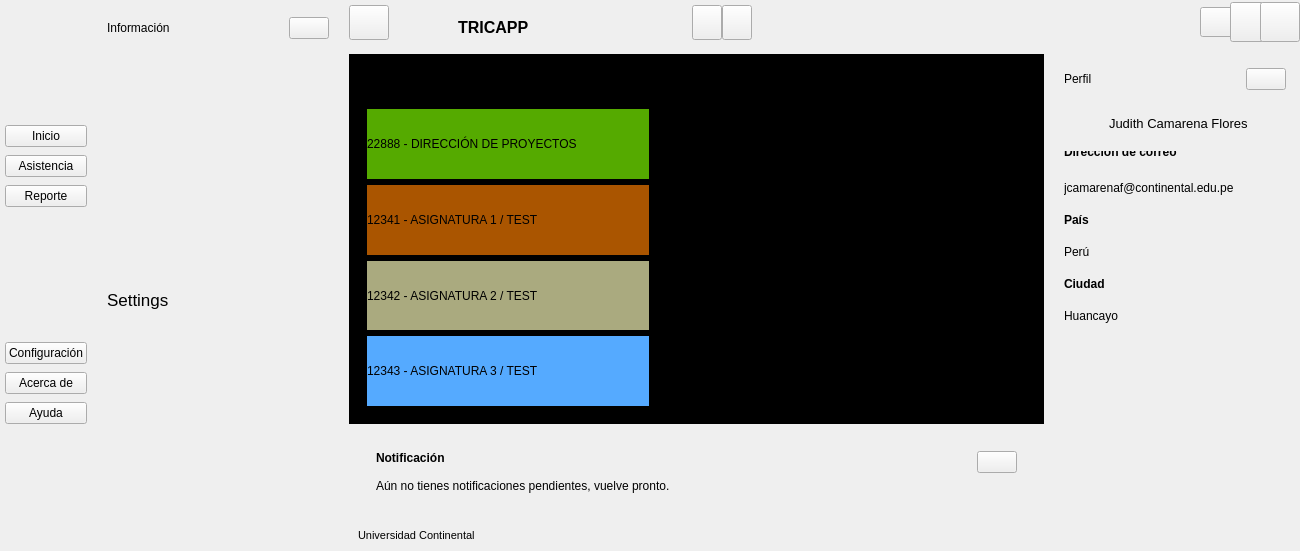
First picture: the form in ui_files/UI_MainWindow.ui, repository JosueDanielGarciaBetancourt/AsistenciaAutomaticaLectorBarras, before the edit.
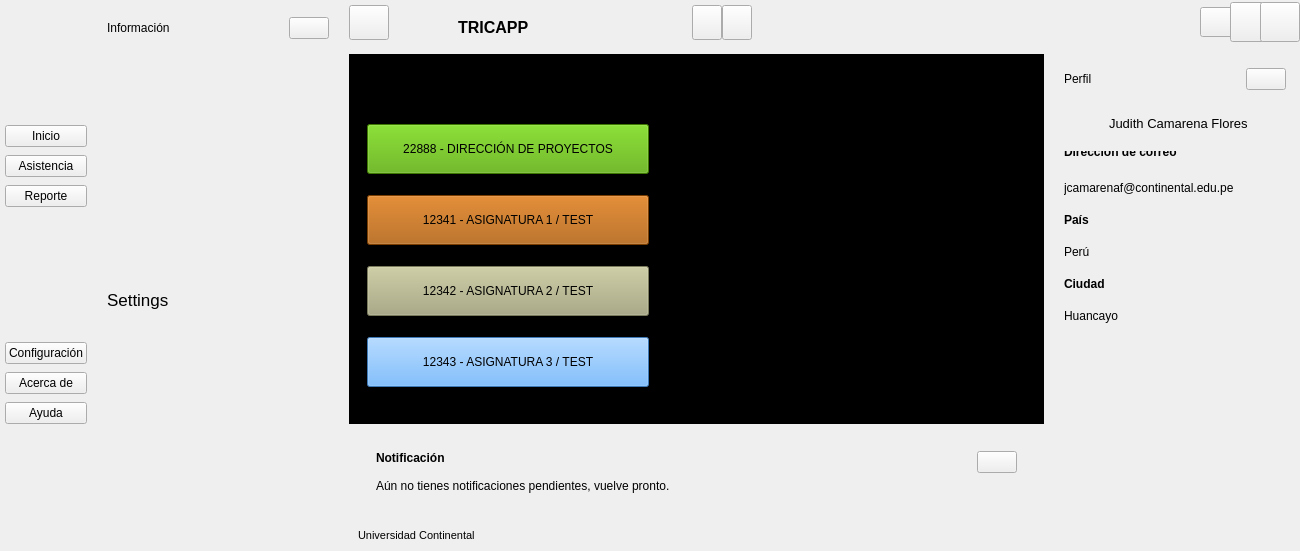
Second picture: the form after the edit. Icons and pictures are not drawn.

Commit message: Agregando funcionalidad de selección rápida de cursos

```diff
--- a/ui_files/UI_MainWindow.ui
+++ b/ui_files/UI_MainWindow.ui
@@ -1130,7 +1130,7 @@
                        <string notr="true">background-color: black;</string>
                       </property>
                       <layout class="QGridLayout" name="gridLayout">
-                       <item row="1" column="0">
+                       <item row="1" column="0" alignment="Qt::AlignHCenter">
                         <widget class="QLabel" name="lblSaludoInicio">
                          <property name="font">
                           <font>
@@ -1142,7 +1142,7 @@
                           <string notr="true"/>
                          </property>
                          <property name="text">
-                          <string>Saludar</string>
+                          <string>Hola Judith</string>
                          </property>
                         </widget>
                        </item>
@@ -1160,6 +1160,9 @@
                            <height>16777215</height>
                           </size>
                          </property>
+                         <property name="styleSheet">
+                          <string notr="true"/>
+                         </property>
                          <property name="currentIndex">
                           <number>0</number>
                          </property>
@@ -1177,8 +1180,32 @@
                            </size>
                           </property>
                           <layout class="QVBoxLayout" name="verticalLayout_22">
+                           <property name="spacing">
+                            <number>6</number>
+                           </property>
+                           <property name="leftMargin">
+                            <number>9</number>
+                           </property>
+                           <property name="topMargin">
+                            <number>9</number>
+                           </property>
+                           <property name="rightMargin">
+                            <number>9</number>
+                           </property>
+                           <property name="bottomMargin">
+                            <number>9</number>
+                           </property>
                            <item>
-                            <widget class="QLabel" name="label_10">
+                            <widget class="QPushButton" name="btnCurso22888">
+                             <property name="minimumSize">
+                              <size>
+                               <width>0</width>
+                               <height>50</height>
+                              </size>
+                             </property>
+                             <property name="cursor">
+                              <cursorShape>PointingHandCursor</cursorShape>
+                             </property>
                              <property name="styleSheet">
                               <string notr="true">background-color: rgb(85, 170, 0);</string>
                              </property>
@@ -1188,7 +1215,16 @@
                             </widget>
                            </item>
                            <item>
-                            <widget class="QLabel" name="label_17">
+                            <widget class="QPushButton" name="btnCurso12341">
+                             <property name="minimumSize">
+                              <size>
+                               <width>0</width>
+                               <height>50</height>
+                              </size>
+                             </property>
+                             <property name="cursor">
+                              <cursorShape>PointingHandCursor</cursorShape>
+                             </property>
                              <property name="styleSheet">
                               <string notr="true">background-color: rgb(170, 85, 0);</string>
                              </property>
@@ -1198,7 +1234,16 @@
                             </widget>
                            </item>
                            <item>
-                            <widget class="QLabel" name="label_5">
+                            <widget class="QPushButton" name="btnCurso12342">
+                             <property name="minimumSize">
+                              <size>
+                               <width>0</width>
+                               <height>50</height>
+                              </size>
+                             </property>
+                             <property name="cursor">
+                              <cursorShape>PointingHandCursor</cursorShape>
+                             </property>
                              <property name="styleSheet">
                               <string notr="true">background-color: rgb(170, 170, 127);</string>
                              </property>
@@ -1208,7 +1253,16 @@
                             </widget>
                            </item>
                            <item>
-                            <widget class="QLabel" name="label_13">
+                            <widget class="QPushButton" name="btnCurso12343">
+                             <property name="minimumSize">
+                              <size>
+                               <width>0</width>
+                               <height>50</height>
+                              </size>
+                             </property>
+                             <property name="cursor">
+                              <cursorShape>PointingHandCursor</cursorShape>
+                             </property>
                              <property name="styleSheet">
                               <string notr="true">background-color: rgb(85, 170, 255);</string>
                              </property>
```
Left out of the diff: 43 changed lines with no effect on the pictures. The commit also changes 5 other files.
